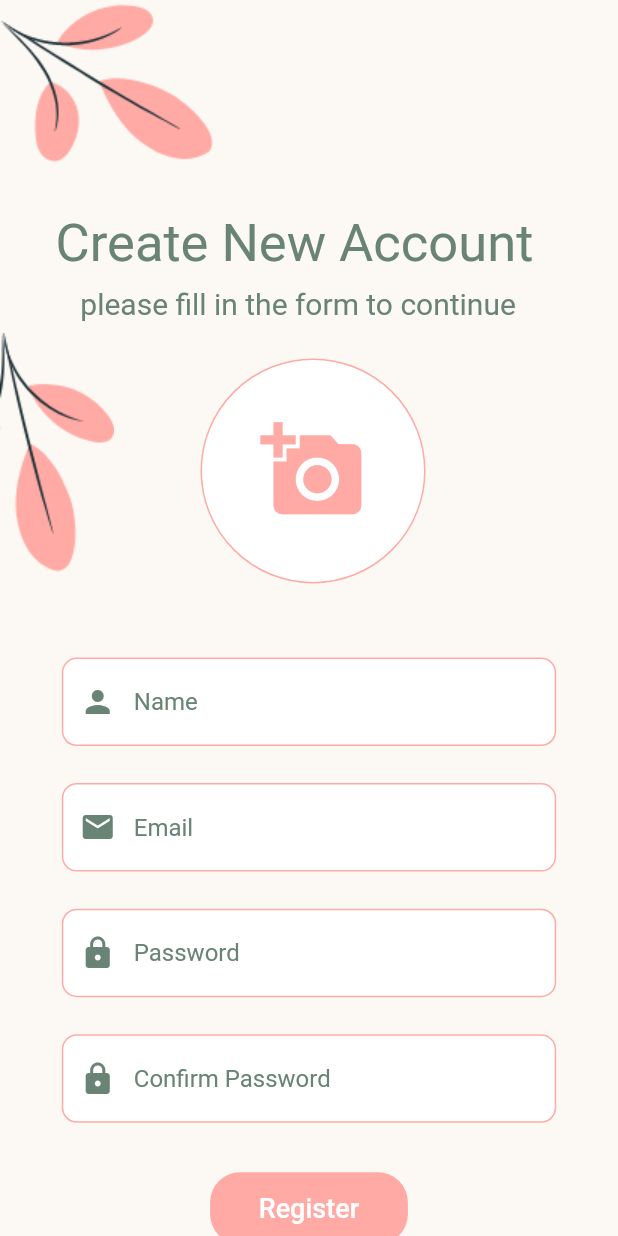
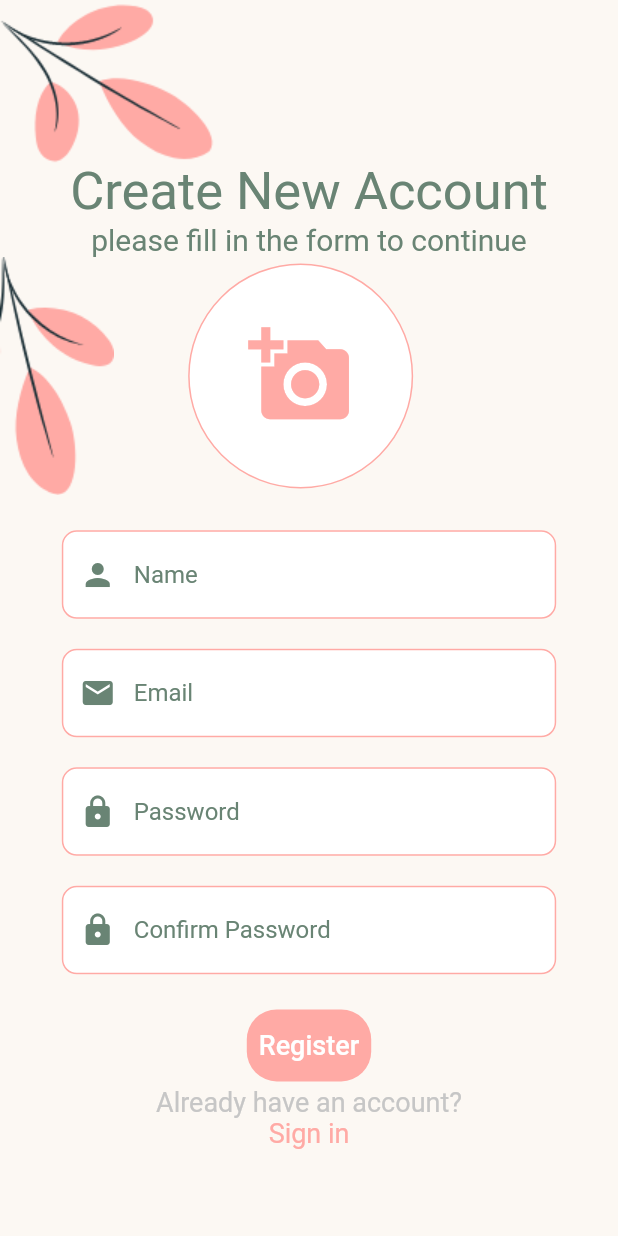
Before and after one commit to ehsankkk1/PlanVite, a Flutter app: the SignupScreen screen opened by its route, on a phone screen of 412 x 824 dp. Run offline on Flutter 3.47's test engine with Material 2 defaults, Android fonts, the phone set to English and light mode, and no system bars; our stand-ins replace flutter_easyloading, flutter_zoom_drawer, font_awesome_flutter, get, percent_indicator.

Commit message:
register padding

```diff
--- a/lib/screens/sign_up/sign_up_screen.dart
+++ b/lib/screens/sign_up/sign_up_screen.dart
@@ -14,43 +14,48 @@ class SignupScreen extends StatelessWidget {
     double width = MediaQuery.of(context).size.width;
     return Scaffold(
       backgroundColor: kBackGround,
-      body: ListView(
+
+      body: NotificationListener<OverscrollIndicatorNotification>(
+        onNotification: (overScroll) {
+          overScroll.disallowGlow();
+          return true;
+        },
+        child: SingleChildScrollView(
+          child: SafeArea(
+            child: Container(
+              height: height*0.93,
+
+              child: Stack(
+                alignment: Alignment.center,
+                fit: StackFit.expand,
                 children: [
                   const Align(
                       alignment: Alignment.topLeft,
                       child: Image(
                         image: AssetImage('images/sign_up_first_flower.png'),
                       )),
+                  Container(
+                    margin: EdgeInsets.only(top: height*0.13),
+
+                    child: Column(
+                      mainAxisAlignment: MainAxisAlignment.spaceBetween,
+
+                      children: [
+
                         Column(
                           children: [
-              Padding(
-                padding: EdgeInsets.only(
-                    left: locale == 'en' ? width * 0.09 : width * 0.1,
-                    right: locale == 'en' ? width * 0.01 : width * 0.16,
-                    top: height * 0.04,
-                    bottom:  locale == 'en' ? width * 0.02 : width * 0.01,
 
-                ),
-                child: Row(
-                  children: [
-                    Text(
+                            Directionality(
+                              textDirection: TextDirection.ltr,
+
+                              child: Text(
                                 'Create New Account'.tr,
                                 style: TextStyle(
                                   fontSize: 35,
                                   color: kWritings,
                                 ),
                               ),
-                  ],
                             ),
-              ),
-              Padding(
-                padding: EdgeInsets.only(
-                    left: locale == 'en' ? width * 0.13 : width * 0.1,
-                    right:  locale == 'en' ? width * 0.01 : width * 0.18,
-                    top: 0,
-                    bottom: 0),
-                child: Row(
-                  children: [
                             Text(
                               'please fill in the form to continue'.tr,
                               style: TextStyle(
@@ -58,22 +63,17 @@ class SignupScreen extends StatelessWidget {
                                 color: kWritings,
                               ),
                             ),
-                  ],
-                ),
-              ),
                             Directionality(
                               textDirection: TextDirection.ltr,
                               child: Row(
+
                                 children: [
                                   Image(
                                       image: AssetImage('images/sign_up_second_flower.png')),
-                    Padding(
-                      padding: EdgeInsets.only(
-                          left:   width * 0.14 ,
-                          right:   width * 0.01 ,
-                          top: height * 0.03,
-                          bottom: 0),
-                      child: Container(
+                                  SizedBox(
+                                    width: width*0.12,
+                                  ),
+                                  Container(
                                     decoration: BoxDecoration(
                                       color: Colors.white,
                                       border: Border.all(
@@ -89,67 +89,51 @@ class SignupScreen extends StatelessWidget {
                                       color: kMainPink,
                                     ),
                                   ),
-                    ),
                                 ],
                               ),
                             )
                           ],
                         ),
+                        Column(
+                          children: [
                             Padding(
-            padding: EdgeInsets.only(
-                left: width * 0.1,
-                right: width * 0.1,
-                top: height * 0.06,
-                bottom: 0),
-            child: Directionality(
+                              padding:  EdgeInsets.fromLTRB(width*0.1 ,0 , width*0.1 , 0),
+                            child:
+                              Column(
+                                children: [
+                                  SizedBox(height: 20,),
+                                  Directionality(
                                     textDirection: TextDirection.ltr,
                                     child: CustomTextField(
                                       hintText: 'Name',
                                       icon: Icons.person,
                                     ),
                                   ),
-          ),
-          Padding(
-            padding: EdgeInsets.only(
-                left: width * 0.1,
-                right: width * 0.1,
-                top: height * 0.03,
-                bottom: 0),
-            child: CustomTextField(
+                                  SizedBox(height: 20,),
+                                  CustomTextField(
                                     hintText: 'Email',
                                     icon: Icons.email,
                                     textInputType: TextInputType.emailAddress,
                                   ),
-          ),
-          Padding(
-            padding: EdgeInsets.only(
-                left: width * 0.1,
-                right: width * 0.1,
-                top: height * 0.03,
-                bottom: 0),
-            child: CustomTextField(
+                                  SizedBox(height: 20,),
+                                  CustomTextField(
                                     hintText: 'Password',
                                     icon: Icons.lock,
                                   ),
-          ),
-          Padding(
-            padding: EdgeInsets.only(
-                left: width * 0.1,
-                right: width * 0.1,
-                top: height * 0.03,
-                bottom: 0),
-            child: CustomTextField(
+                                  SizedBox(height: 20,),
+                                  CustomTextField(
                                     hintText: 'Confirm Password',
                                     icon: Icons.lock,
                                   ),
+                                  SizedBox(height: 20,),
+
+                                ],
                               ),
-          Padding(
-            padding: EdgeInsets.only(
-                left: width * 0.34,
-                right: width * 0.34,
-                top: height * 0.04,
-                bottom: 0),
-            child: Container(
+                            )
+                          ],
+                        ),
+
+                        Container(
                           decoration: BoxDecoration(
                             color: kMainPink,
                             borderRadius: BorderRadius.circular(20.0),
@@ -164,16 +148,11 @@ class SignupScreen extends StatelessWidget {
                                 ),
                               )),
                         ),
-          ),
                         Column(
+                          mainAxisAlignment: MainAxisAlignment.center,
                           children: [
-              Padding(
-                padding: EdgeInsets.only(
-                    left: locale =='en' ? width * 0.25: width*0.1,
-                    right: locale =='en' ? width * 0.01: width*0.32,
-                    top: height * 0.02,
-                    bottom: 0),
-                child: Row(
+                            Row(
+                              mainAxisAlignment: MainAxisAlignment.center,
                               children: [
                                 Text(
                                   'Already have an account?'.tr,
@@ -184,18 +163,12 @@ class SignupScreen extends StatelessWidget {
                                 ),
                               ],
                             ),
-              ),
                             GestureDetector(
                               onTap: () {
                                 Get.offNamed('/login');
                               },
-                child: Padding(
-                  padding: EdgeInsets.only(
-                      left: locale=='en'?width * 0.42:width*0.1,
-                      right: locale=='en'?width * 0.01:width*0.35,
-                      top: height * 0.003,
-                      bottom: height*0.1,),
                               child: Row(
+                                mainAxisAlignment: MainAxisAlignment.center,
                                 children:  [
                                   Text(
                                     'Sign in'.tr,
@@ -205,7 +178,6 @@ class SignupScreen extends StatelessWidget {
                                     ),
                                   ),
                                 ],
-                  ),
                               ),
                             ),
                             // Padding(
@@ -228,8 +200,15 @@ class SignupScreen extends StatelessWidget {
                             //   ),
                             // ),
                           ],
+                        )],
+                    ),
                   )
+
                 ],
+              ),
+            ),
+          ),
+        ),
       ),
     );
   }
```
Lines whose indentation alone changed are shown as unchanged.
